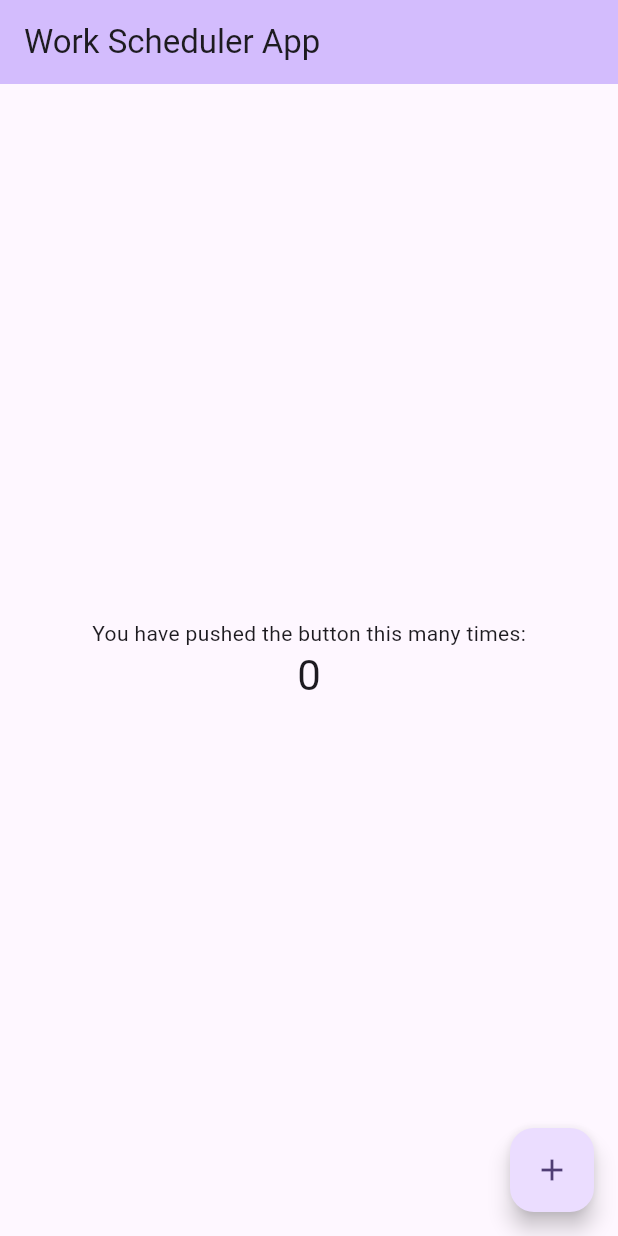
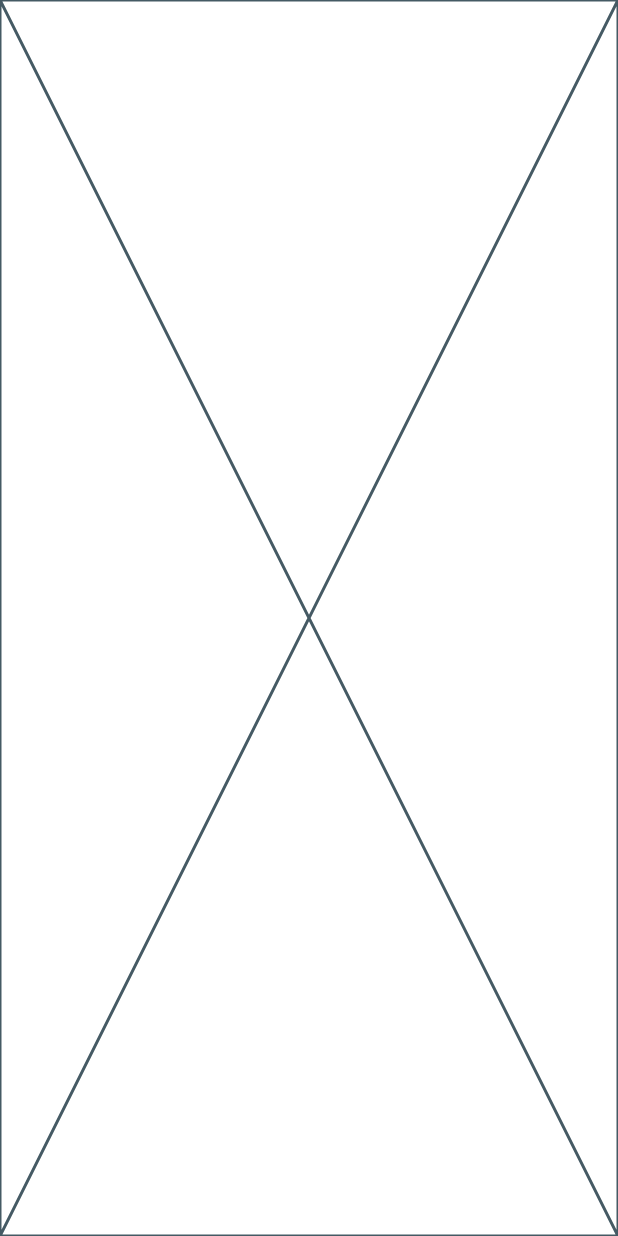
Before and after one commit to minssan9/workschd, a Flutter app: the screen it shows after launch, on a phone screen of 412 x 824 dp. Run offline on Flutter 3.47's test engine with Material 3 defaults, Android fonts, the light colour scheme and no system bars.

Commit message:
init flutter

```diff
--- a/lib/main.dart
+++ b/lib/main.dart
@@ -1,125 +1,41 @@
 import 'package:flutter/material.dart';
+import 'package:workschd/screens/home_screen.dart';
 
 void main() {
-  runApp(const MyApp());
+  runApp(const App());
 }
 
-class MyApp extends StatelessWidget {
-  const MyApp({super.key});
+class App extends StatelessWidget {
+  const App({super.key});
 
-  // This widget is the root of your application.
   @override
   Widget build(BuildContext context) {
     return MaterialApp(
-      title: 'Work Scheduler App',
       theme: ThemeData(
-        // This is the theme of your application.
-        //
-        // TRY THIS: Try running your application with "flutter run". You'll see
-        // the application has a purple toolbar. Then, without quitting the app,
-        // try changing the seedColor in the colorScheme below to Colors.green
-        // and then invoke "hot reload" (save your changes or press the "hot
-        // reload" button in a Flutter-supported IDE, or press "r" if you used
-        // the command line to start the app).
-        //
-        // Notice that the counter didn't reset back to zero; the application
-        // state is not lost during the reload. To reset the state, use hot
-        // restart instead.
-        //
-        // This works for code too, not just values: Most code changes can be
-        // tested with just a hot reload.
-        colorScheme: ColorScheme.fromSeed(seedColor: Colors.deepPurple),
-        useMaterial3: true,
+        textTheme: const TextTheme(
+          titleLarge: TextStyle(
+            color: Colors.red,
+          ),
+        ),
       ),
-      home: const MyHomePage(title: 'Work Scheduler App'),
+      home: const HomeScreen(),
     );
   }
 }
 
-class MyHomePage extends StatefulWidget {
-  const MyHomePage({super.key, required this.title});
-
-  // This widget is the home page of your application. It is stateful, meaning
-  // that it has a State object (defined below) that contains fields that affect
-  // how it looks.
-
-  // This class is the configuration for the state. It holds the values (in this
-  // case the title) provided by the parent (in this case the App widget) and
-  // used by the build method of the State. Fields in a Widget subclass are
-  // always marked "final".
-
-  final String title;
-
-  @override
-  State<MyHomePage> createState() => _MyHomePageState();
-}
-
-class _MyHomePageState extends State<MyHomePage> {
-  int _counter = 0;
-
-  void _incrementCounter() {
-    setState(() {
-      // This call to setState tells the Flutter framework that something has
-      // changed in this State, which causes it to rerun the build method below
-      // so that the display can reflect the updated values. If we changed
-      // _counter without calling setState(), then the build method would not be
-      // called again, and so nothing would appear to happen.
-      _counter++;
-    });
-  }
+class MyLargeTitle extends StatelessWidget {
+  const MyLargeTitle({
+    super.key,
+  });
 
   @override
   Widget build(BuildContext context) {
-    // This method is rerun every time setState is called, for instance as done
-    // by the _incrementCounter method above.
-    //
-    // The Flutter framework has been optimized to make rerunning build methods
-    // fast, so that you can just rebuild anything that needs updating rather
-    // than having to individually change instances of widgets.
-    return Scaffold(
-      appBar: AppBar(
-        // TRY THIS: Try changing the color here to a specific color (to
-        // Colors.amber, perhaps?) and trigger a hot reload to see the AppBar
-        // change color while the other colors stay the same.
-        backgroundColor: Theme.of(context).colorScheme.inversePrimary,
-        // Here we take the value from the MyHomePage object that was created by
-        // the App.build method, and use it to set our appbar title.
-        title: Text(widget.title),
+    return Text(
+      'My Large Title',
+      style: TextStyle(
+        fontSize: 30,
+        color: Theme.of(context).textTheme.titleLarge?.color,
       ),
-      body: Center(
-        // Center is a layout widget. It takes a single child and positions it
-        // in the middle of the parent.
-        child: Column(
-          // Column is also a layout widget. It takes a list of children and
-          // arranges them vertically. By default, it sizes itself to fit its
-          // children horizontally, and tries to be as tall as its parent.
-          //
-          // Column has various properties to control how it sizes itself and
-          // how it positions its children. Here we use mainAxisAlignment to
-          // center the children vertically; the main axis here is the vertical
-          // axis because Columns are vertical (the cross axis would be
-          // horizontal).
-          //
-          // TRY THIS: Invoke "debug painting" (choose the "Toggle Debug Paint"
-          // action in the IDE, or press "p" in the console), to see the
-          // wireframe for each widget.
-          mainAxisAlignment: MainAxisAlignment.center,
-          children: <Widget>[
-            const Text(
-              'You have pushed the button this many times:',
-            ),
-            Text(
-              '$_counter',
-              style: Theme.of(context).textTheme.headlineMedium,
-            ),
-          ],
-        ),
-      ),
-      floatingActionButton: FloatingActionButton(
-        onPressed: _incrementCounter,
-        tooltip: 'Increment',
-        child: const Icon(Icons.add),
-      ), // This trailing comma makes auto-formatting nicer for build methods.
     );
   }
 }
--- /dev/null
+++ b/lib/screens/home_screen.dart
@@ -0,0 +1,15 @@
+import 'package:flutter/material.dart';
+
+class HomeScreen extends StatefulWidget {
+  const HomeScreen({super.key});
+
+  @override
+  State<HomeScreen> createState() => _HomeScreenState();
+}
+
+class _HomeScreenState extends State<HomeScreen> {
+  @override
+  Widget build(BuildContext context) {
+    return const Placeholder();
+  }
+}
```
Also changed, not shown: 1 other file.
